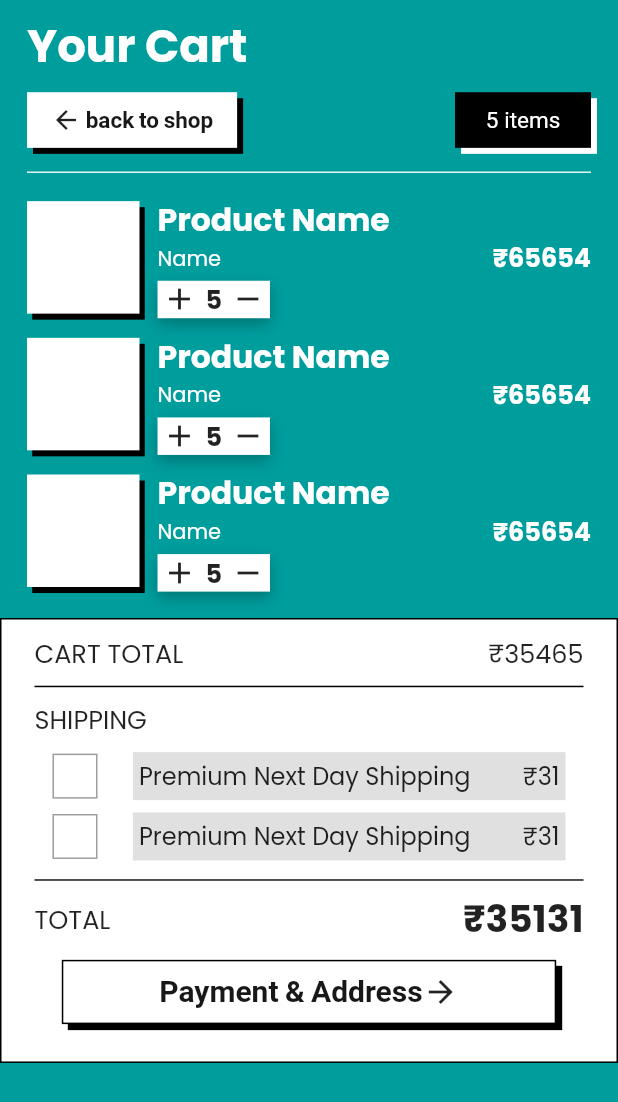
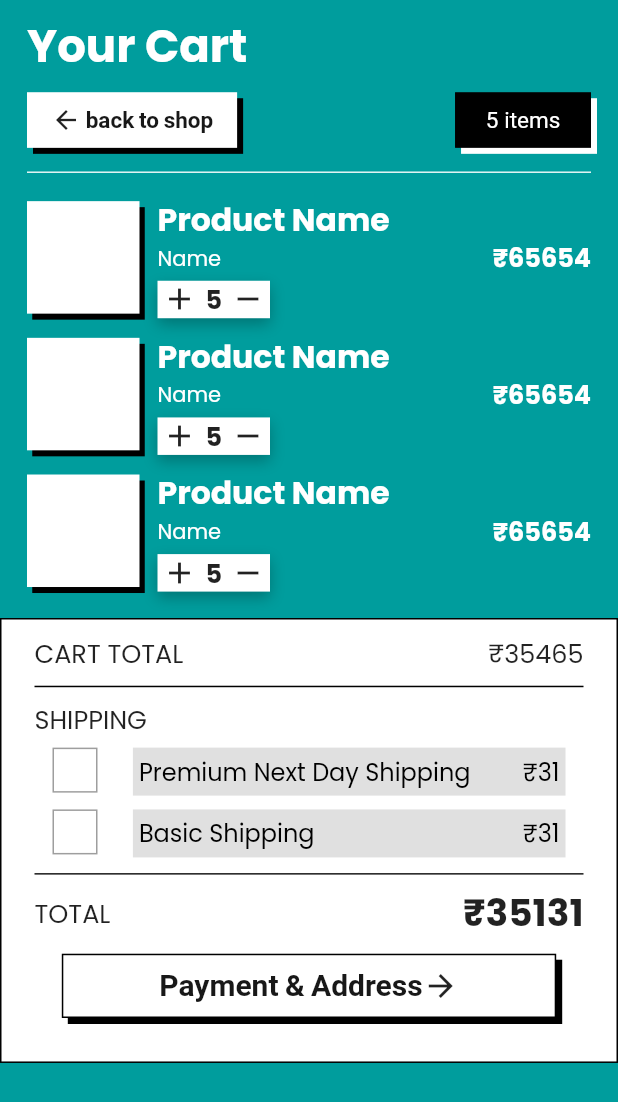
Before and after one commit to himanshusharma89/relic_bazaar, a Flutter app: the Cart screen opened directly, on a phone screen of 412 x 824 dp. Shown: the top 1102 px of the screen. Run offline on Flutter 3.47's test engine with Material 2 defaults, Android fonts, the phone set to English and light mode, and no system bars; our stand-ins replace flutter_svg, google_fonts.

Commit message:
Cart Improvements

```diff
--- a/lib/main.dart
+++ b/lib/main.dart
@@ -1,6 +1,6 @@
 import 'package:flutter/material.dart';
 import 'package:google_fonts/google_fonts.dart';
-import 'package:retro_shopping/cart.dart';
+import 'package:retro_shopping/screens/cart.dart';
 import 'package:retro_shopping/screens/home.dart';
 import 'package:retro_shopping/screens/search.dart';
 import 'package:retro_shopping/splash.dart';
--- a/lib/screens/Cart.dart
+++ b/lib/screens/Cart.dart
@@ -1,8 +1,22 @@
 import 'package:flutter/material.dart';
 import 'package:retro_shopping/retro_button.dart';
 
-class Cart extends StatelessWidget {
+class Cart extends StatefulWidget {
   Cart({ Key key,}) : super(key: key);
+
+  @override
+  _CartState createState() => _CartState();
+}
+
+class _CartState extends State<Cart> {
+  int cnt1,cnt2;
+
+  @override
+  void initState() {
+    super.initState();
+    cnt1=0;
+    cnt2=0;
+  }
   @override
   Widget build(BuildContext context) {
     final height = MediaQuery.of(context).size.height;
@@ -106,6 +120,7 @@ class Cart extends StatelessWidget {
       ),
     );
   }
+
   Widget cartItem(BuildContext context){
     final height = MediaQuery.of(context).size.height;
     return Padding(
@@ -253,28 +268,54 @@ class Cart extends StatelessWidget {
                 ),
                 SizedBox(height: height*0.005,),
                 Padding(
-              padding: const EdgeInsets.symmetric(horizontal: 12,vertical: 5),
+                  padding: const EdgeInsets.symmetric(horizontal: 12,vertical: 2),
                   child: Column(
                     children: [
-                  Row(
+                      Container(
+                        height: height*0.04,
+                        child: Row(
                           mainAxisAlignment: MainAxisAlignment.spaceBetween,
+                          crossAxisAlignment: CrossAxisAlignment.start,
                           children: [
                             GestureDetector(
                               onTap: () {
-
+                                setState(() {
+                                  cnt2=cnt2+1;
+                                  cnt1=0;
+                                });
+                                if(cnt2==2){
+                                  setState(() {
+                                    cnt2=0;
+                                  });
+                                }
                               },
-                        child: Container(
+                              child: Stack(
+                                children: [
+                                  Container(
                                     height: 30,width: 30,
                                     decoration: BoxDecoration(
+                                      color: cnt2==1 ? Colors.teal : Colors.transparent,
                                       border: Border.all(
                                         color: Colors.grey
                                       )
                                     ),
                                   ),
+                                  cnt2==1
+                                  ? Transform.translate(
+                                    offset: Offset(2, -10),
+                                    child: Icon(
+                                      Icons.check,
+                                      color: Colors.black,
+                                      size: 45,
+                                    ),
+                                  )
+                                  : SizedBox()
+                                ],
+                              ),
                             ),
                             Container(
                               width: width*0.7,
-                        color: Colors.grey[300],
+                              color: cnt2==1 ? Colors.black : Colors.grey[300],
                               child: Padding(
                                 padding: const EdgeInsets.all(4.0),
                                 child: Row(
@@ -283,13 +324,15 @@ class Cart extends StatelessWidget {
                                     Text(
                                       'Premium Next Day Shipping ',
                                       style: TextStyle(
-                                  fontSize: 16
+                                        fontSize: 16,
+                                        color:cnt2==1 ? Colors.white : Colors.black,
                                       ),
                                     ),
                                     Text(
                                       '₹31',
                                       style: TextStyle(
-                                  fontSize: 16
+                                        fontSize: 16,
+                                        color:cnt2==1 ? Colors.white : Colors.black,
                                       ),
                                     ),
                                   ],
@@ -298,36 +341,70 @@ class Cart extends StatelessWidget {
                             )
                           ],
                         ),
+                      ),
                       SizedBox(height: height*0.01,),
-                  Row(
+                      Container(
+                        height: height*0.04,
+                        child: Row(
                           mainAxisAlignment: MainAxisAlignment.spaceBetween,
+                          crossAxisAlignment: CrossAxisAlignment.start,
+                          children: [
+                            GestureDetector(
+                              onTap: () {
+                                setState(() {
+                                  cnt1=cnt1+1;
+                                  cnt2=0;
+                                });
+                                if(cnt1==2){
+                                  setState(() {
+                                    cnt1=0;
+                                  });
+                                }
+                              },
+                              child: Stack(
                                 children: [
                                   Container(
                                     height: 30,width: 30,
                                     decoration: BoxDecoration(
+                                      color: cnt1==1 ? Colors.teal : Colors.transparent,
                                       border: Border.all(
                                         color: Colors.grey
                                       )
                                     ),
                                   ),
+                                  cnt1==1
+                                  ? Transform.translate(
+                                    offset: Offset(2, -10),
+                                    child: Icon(
+                                      Icons.check,
+                                      color: Colors.black,
+                                      size: 45,
+                                    ),
+                                  )
+                                  : SizedBox()
+                                ],
+                              ),
+                            ),
                             Container(
                               width: width*0.7,
-                        color: Colors.grey[300],
+                              color: cnt1==1 ? Colors.black : Colors.grey[300],
                               child: Padding(
                                 padding: const EdgeInsets.all(4.0),
                                 child: Row(
                                   mainAxisAlignment: MainAxisAlignment.spaceBetween,
                                   children: [
                                     Text(
-                                'Premium Next Day Shipping ',
+                                      'Basic Shipping',
                                       style: TextStyle(
-                                  fontSize: 16
+                                        fontSize: 16,
+                                        color: cnt1==1 ? Colors.white : Colors.black,
                                       ),
                                     ),
                                     Text(
                                       '₹31',
                                       style: TextStyle(
-                                  fontSize: 16
+                                        fontSize: 16,
+                                        color: cnt1==1 ? Colors.white : Colors.black,
                                       ),
                                     ),
                                   ],
@@ -335,6 +412,7 @@ class Cart extends StatelessWidget {
                               ),
                             )
                           ],
+                        ),
                       ),
                     ],
                   ),
--- a/lib/screens/ProfilePage.dart
+++ b/lib/screens/ProfilePage.dart
@@ -5,7 +5,6 @@ class ProfilePage extends StatelessWidget {
   @override
   Widget build(BuildContext context) {
     final height = MediaQuery.of(context).size.height;
-    final width = MediaQuery.of(context).size.width;
     return Scaffold(
       backgroundColor: const Color(0xff009d9d),
       body: SafeArea(
```
Lines whose indentation alone changed are shown as unchanged.
